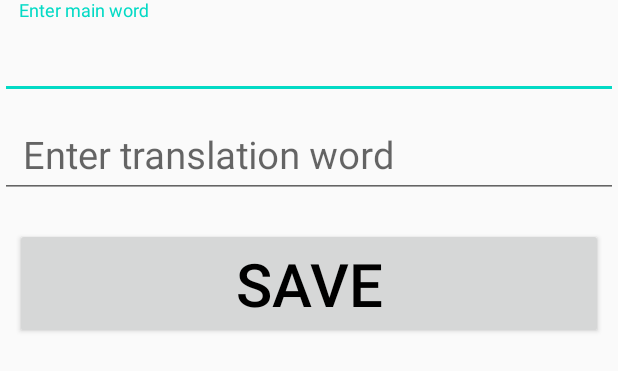
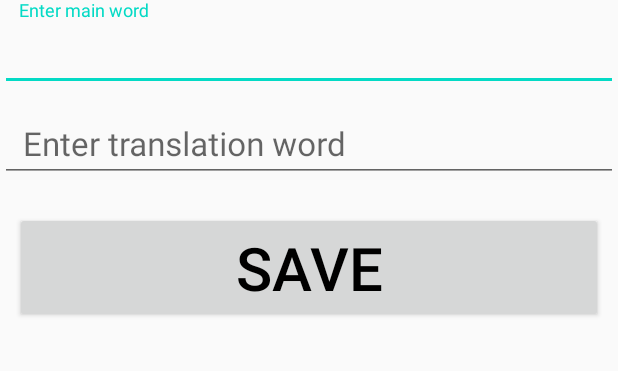
Before and after one commit to Abdullah272056/PersonalDictonary, an Android app: the layout input_box.xml on its own in the app's theme, with its tools: preview values and no code run, on a phone screen of 412 x 824 dp. Shown: the top 371 px of the screen. Run offline under Robolectric (Android 15) with nearby library versions, the phone set to English and light mode, and no system bars.

Commit message:
xt size change

```diff
--- a/app/src/main/java/com/example/personaldictonary/DataBaseHelper.java
+++ b/app/src/main/java/com/example/personaldictonary/DataBaseHelper.java
@@ -40,6 +40,7 @@ public class DataBaseHelper extends SQLiteOpenHelper {
 
         long id=sqLiteDatabase.insert(Constants.TABLE_NAME,null,contentValues);
         return id;
+
     }
 
 
--- a/app/src/main/res/layout/input_box.xml
+++ b/app/src/main/res/layout/input_box.xml
@@ -13,7 +13,7 @@
             android:inputType="text"
             android:id="@+id/englishEditTextId"
             android:paddingLeft="10dp"
-            android:textSize="25sp"
+            android:textSize="22sp"
             android:hint=" Enter main word"
             android:layout_width="match_parent"
             android:layout_height="wrap_content"/>
@@ -28,7 +28,7 @@
         android:inputType="text"
         android:id="@+id/banglaEditTextId"
         android:paddingLeft="15dp"
-        android:textSize="25sp"
+        android:textSize="22sp"
         android:hint="Enter translation word"
         android:layout_width="match_parent"
         android:layout_height="wrap_content"/>
--- a/build.gradle
+++ b/build.gradle
@@ -5,7 +5,7 @@ buildscript {
         jcenter()
     }
     dependencies {
-        classpath "com.android.tools.build:gradle:4.0.1"
+        classpath 'com.android.tools.build:gradle:4.1.3'
 
         // NOTE: Do not place your application dependencies here; they belong
         // in the individual module build.gradle files
```
Also changed, not shown: gradle/wrapper/gradle-wrapper.properties.
